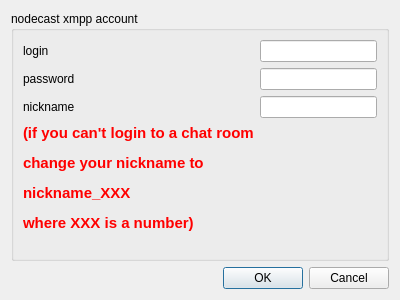
The window that src/account.ui (nodecast/nodecast) describes before a commit, drawn with Qt 5.
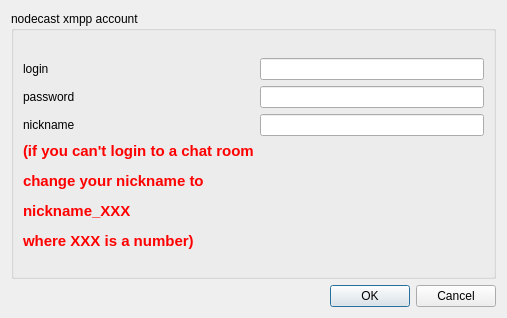
The same window after the commit.

Commit message: added some info messages in rooms

```diff
--- a/src/account.ui
+++ b/src/account.ui
@@ -9,8 +9,8 @@
    <rect>
     <x>0</x>
     <y>0</y>
-    <width>400</width>
-    <height>300</height>
+    <width>507</width>
+    <height>318</height>
    </rect>
   </property>
   <property name="windowTitle">
@@ -25,6 +25,12 @@
      <layout class="QVBoxLayout" name="verticalLayout">
       <item>
        <layout class="QFormLayout" name="formLayout_3">
+        <property name="sizeConstraint">
+         <enum>QLayout::SetDefaultConstraint</enum>
+        </property>
+        <property name="formAlignment">
+         <set>Qt::AlignLeading|Qt::AlignLeft|Qt::AlignVCenter</set>
+        </property>
         <item row="0" column="0">
          <widget class="QLabel" name="label">
           <property name="text">
```
Left out of the diff: 26 changed lines with no effect on the pictures. The commit also changes 2 other files.
